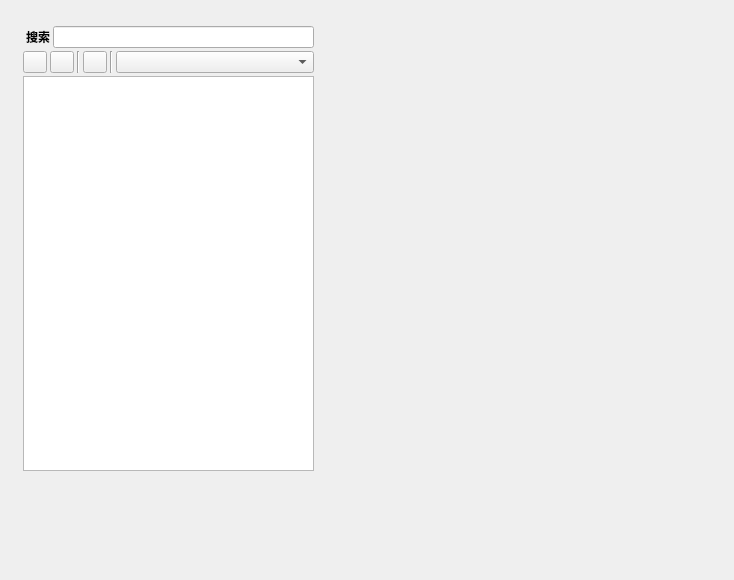
Before: the Qt Designer form ui/history.ui in py-cr/chatgpt_qt, drawn with Qt 5.
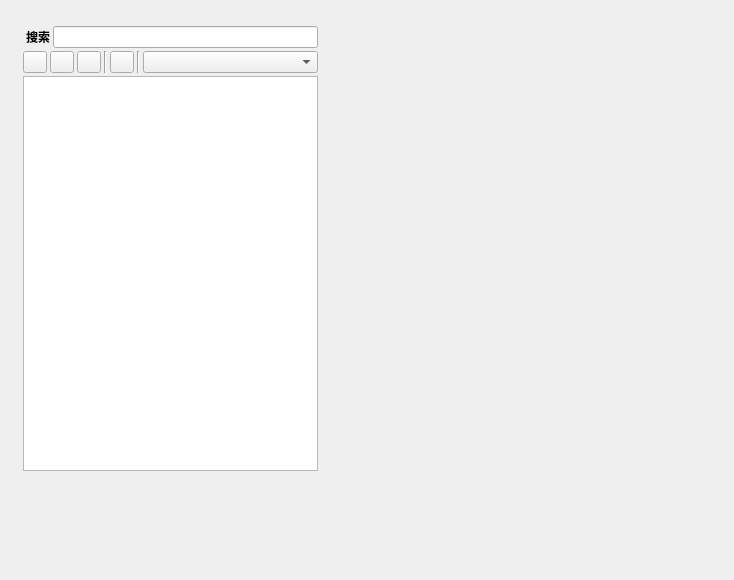
After: the same form once the commit is applied.

Commit message: Python超人-ChatGPT桌面端

What changed in the file:
```diff
--- a/ui/history.ui
+++ b/ui/history.ui
@@ -19,7 +19,7 @@
      <rect>
       <x>20</x>
       <y>20</y>
-      <width>297</width>
+      <width>301</width>
       <height>451</height>
      </rect>
     </property>
@@ -122,6 +122,22 @@
          </property>
         </widget>
        </item>
+       <item>
+        <widget class="QPushButton" name="btn_open_ai_chat">
+         <property name="maximumSize">
+          <size>
+           <width>24</width>
+           <height>24</height>
+          </size>
+         </property>
+         <property name="toolTip">
+          <string>打开AI自聊模式</string>
+         </property>
+         <property name="text">
+          <string/>
+         </property>
+        </widget>
+       </item>
        <item>
         <widget class="Line" name="line">
          <property name="orientation">
```
The commit also changes 12 other files.
